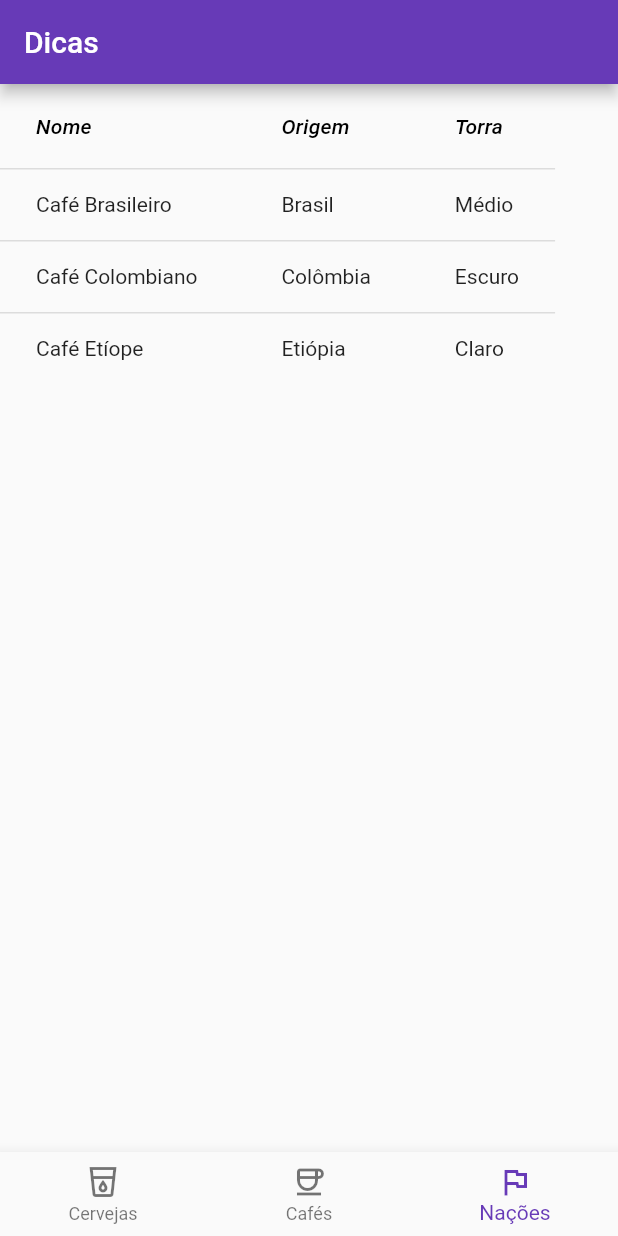
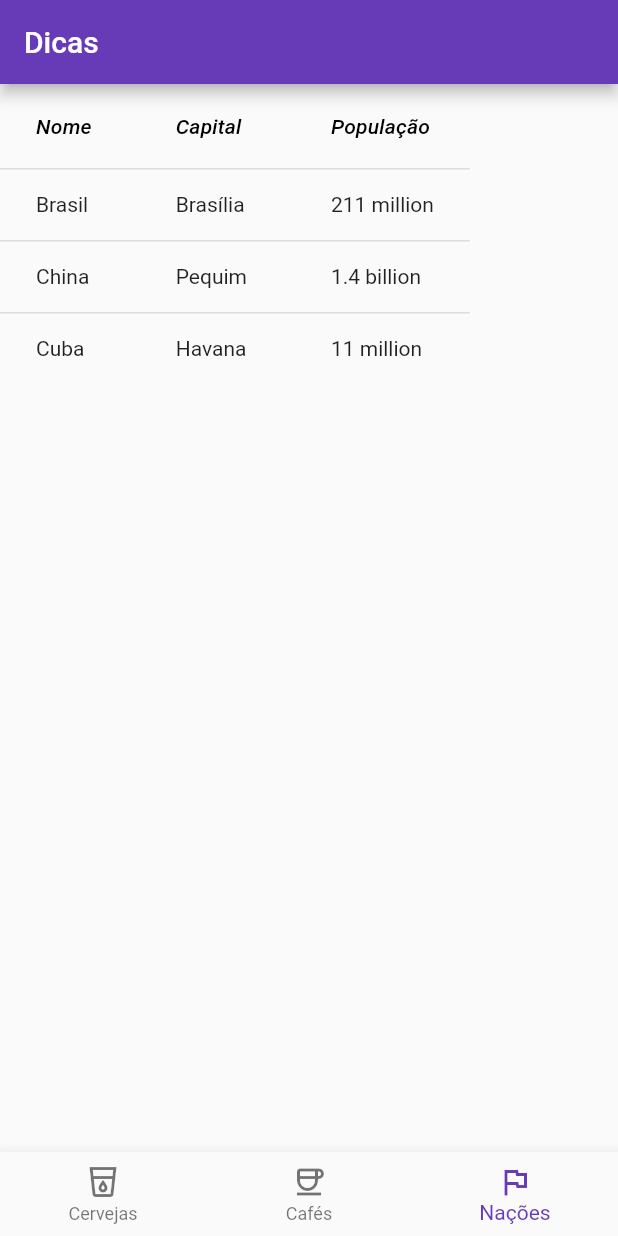
Before and after one commit to ViniciusMaiaM/OOP1, a Flutter app: the screen it shows after launch, on a phone screen of 412 x 824 dp. Run offline on Flutter 3.47's test engine with Material 2 defaults, Android fonts, the light colour scheme and no system bars; our stand-ins replace flutter_hooks.

Commit message:
Update recipe 6

```diff
--- a/exercises/recipe6_state/lib/main.dart
+++ b/exercises/recipe6_state/lib/main.dart
@@ -9,12 +9,17 @@ class DataService {
 
   DataService()
       : tableStateNotifier = ValueNotifier([
-          {"name": "Café Brasileiro", "origin": "Brasil", "roast": "Médio"},
-          {"name": "Café Colombiano", "origin": "Colômbia", "roast": "Escuro"},
-          {"name": "Café Etíope", "origin": "Etiópia", "roast": "Claro"}
+          {
+            "name": "Brasil",
+            "capital": "Brasília",
+            "population": "211 million"
+          },
+          {"name": "China", "capital": "Pequim", "population": "1.4 billion"},
+          {"name": "Cuba", "capital": "Havana", "population": "11 million"}
         ]),
-        columnNamesNotifier = ValueNotifier(["Nome", "Origem", "Torra"]),
-        propertyNamesNotifier = ValueNotifier(["name", "origin", "roast"]);
+        columnNamesNotifier = ValueNotifier(["Nome", "Capital", "População"]),
+        propertyNamesNotifier =
+            ValueNotifier(["name", "capital", "population"]);
 
   void carregar(int index) {
     final Map<int, Function> carregamentos = {
```
